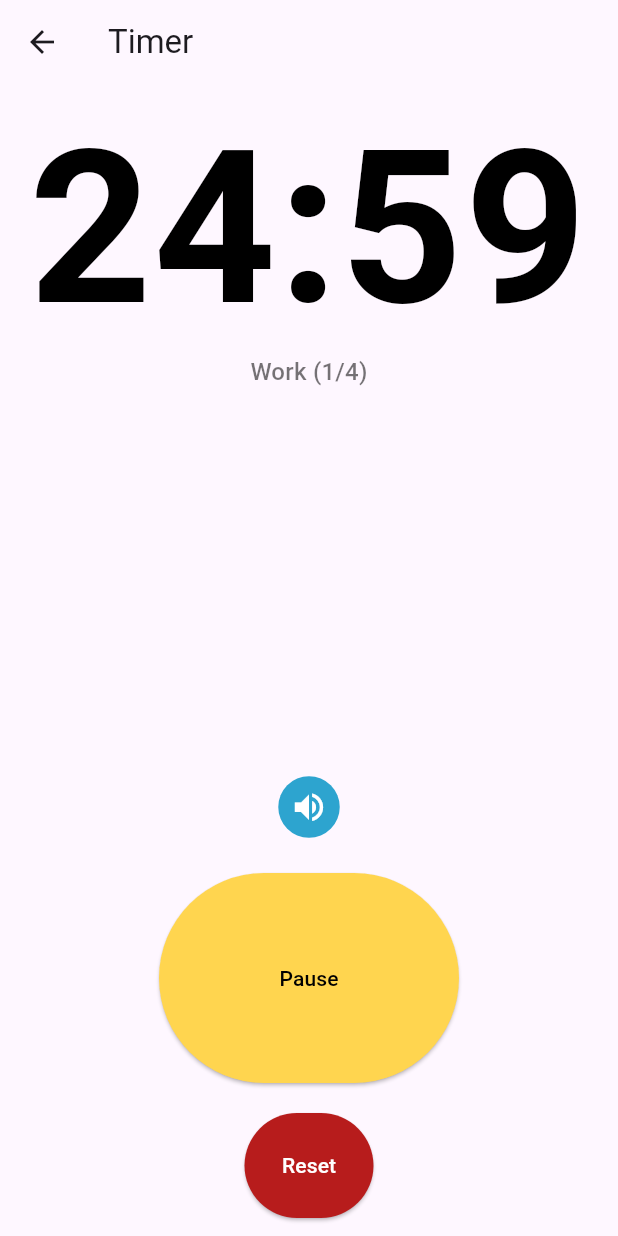
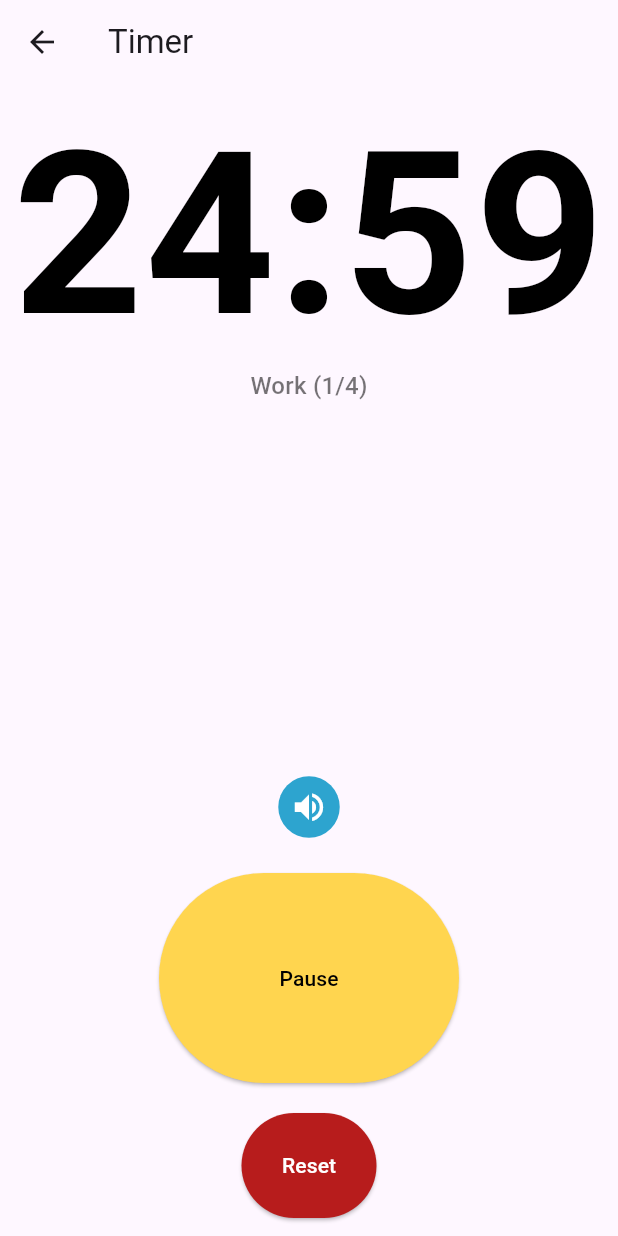
Before and after one commit to yaycat/pomadoro, a Flutter app: the DetailScreen screen opened directly, after a tap on the "volume mute" icon, after a tap on "Start", on a phone screen of 412 x 824 dp. Run offline on Flutter 3.47's test engine with Material 3 defaults, Android fonts, the phone set to English and light mode, and no system bars; our stand-ins replace audioplayers, firebase_auth, firebase_core, firebase_database, flutter_dotenv, google_sign_in; accounts and stored records are empty.

Commit message:
Fixed work on iOS devices

```diff
--- a/lib/detail_screen.dart
+++ b/lib/detail_screen.dart
@@ -314,10 +314,16 @@ class _DetailScreenState extends State<DetailScreen> {
                             crossAxisAlignment: CrossAxisAlignment.stretch,
                             children: [
                               const SizedBox(height: 8),
-                              Text(
-                                _timerText,
-                                textAlign: TextAlign.center,
-                                style: AppTextStyles.timer(textTheme),
+                              SizedBox(
+                                width: double.infinity,
+                                child: FittedBox(
+                                  fit: BoxFit.fitWidth,
+                                  child: Text(
+                                    _timerText,
+                                    textAlign: TextAlign.center,
+                                    style: AppTextStyles.timer(textTheme),
+                                  ),
+                                ),
                               ),
                               const SizedBox(height: 4),
                               Text(
@@ -469,7 +475,7 @@ class _DetailScreenState extends State<DetailScreen> {
               ),
               const SizedBox(width: 40, height: 20),
               SizedBox(
-                width: 86,
+                width: 90,
                 height: buttonHeight,
                 child: ElevatedButton(
                   onPressed: _phase == _Phase.idle ? null : () => _reset(),
```
Also changed, not shown: 3 other files.
